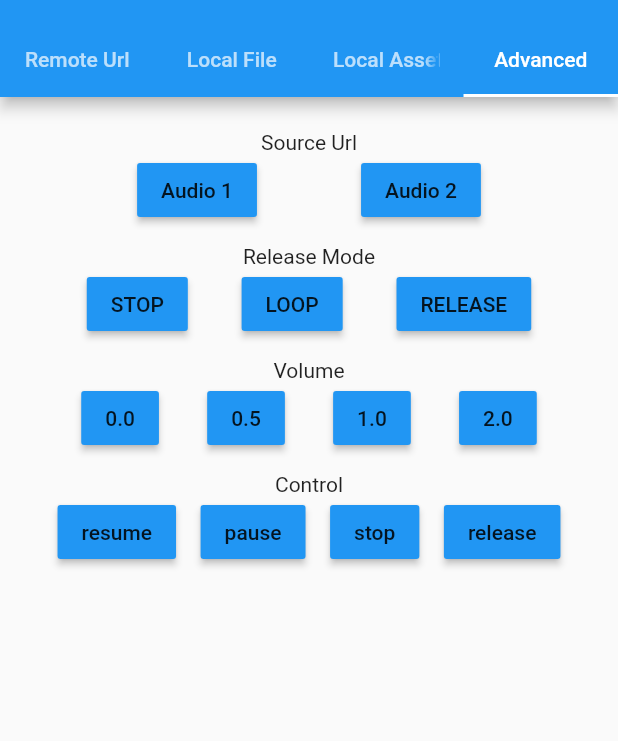
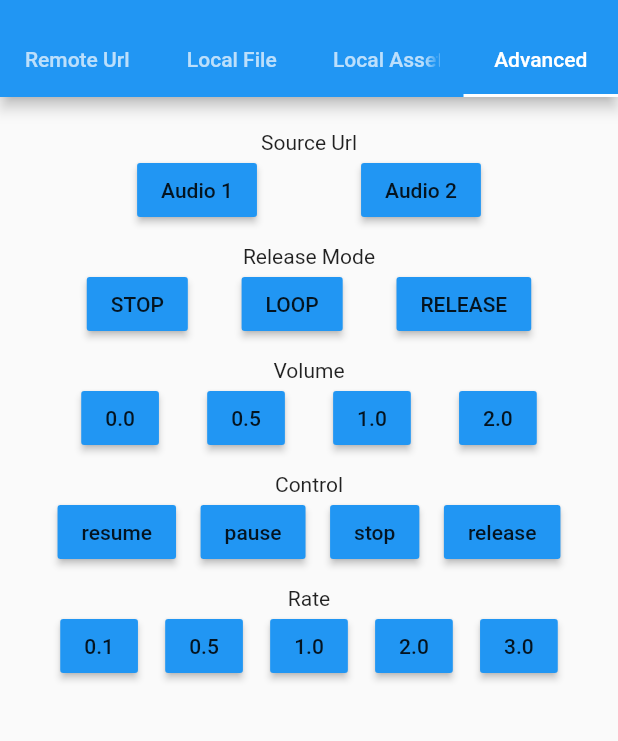
Before and after one commit to bluefireteam/audioplayers, a Flutter app: the screen it shows after launch, tab 4 chosen, on a phone screen of 412 x 824 dp, the part 59-800 px from its top. Run offline on Flutter 3.47's test engine with Material 2 defaults, Android fonts, the light colour scheme and no system bars.

Commit message:
Add play rate control feature and example

```diff
--- a/example/lib/main.dart
+++ b/example/lib/main.dart
@@ -127,6 +127,16 @@ class _ExampleAppState extends State<ExampleApp> {
           _btn('release', () => advancedPlayer.release()),
         ], mainAxisAlignment: MainAxisAlignment.spaceEvenly),
       ]),
+      new Column(children: [
+        Text('Rate'),
+        Row(children: [
+          _btn('0.1', () => advancedPlayer.setRate(0.1)),
+          _btn('0.5', () => advancedPlayer.setRate(0.5)),
+          _btn('1.0', () => advancedPlayer.setRate(1.0)),
+          _btn('2.0', () => advancedPlayer.setRate(2.0)),
+          _btn('3.0', () => advancedPlayer.setRate(3.0)),
+        ], mainAxisAlignment: MainAxisAlignment.spaceEvenly),
+      ]),
     ]);
   }
 
--- a/lib/audioplayers.dart
+++ b/lib/audioplayers.dart
@@ -104,10 +104,10 @@ class AudioPlayer {
 
   /// Play audio. Url can be a remote url (isLocal = false) or a local file system path (isLocal = true).
   Future<int> play(String url,
-      {bool isLocal: false, double volume: 1.0, Duration position: Duration.zero}) async {
+      {bool isLocal: false, double volume: 1.0, Duration position: Duration.zero, double rate: 1.0}) async {
     double positionInSeconds = position.inMicroseconds / Duration.microsecondsPerSecond;
     int result = await _invokeMethod(
-        'play', {'url': url, 'isLocal': isLocal, 'volume': volume, 'position': positionInSeconds});
+        'play', {'url': url, 'isLocal': isLocal, 'volume': volume, 'position': positionInSeconds, 'rate': rate});
 
     if (result == 1) {
       state = AudioPlayerState.PLAYING;
@@ -183,6 +183,11 @@ class AudioPlayer {
     return _invokeMethod('setUrl', {'url': url, 'isLocal': isLocal});
   }
 
+  /// Sets the play rate. rate value greater than 1.0 is faster and to slow playback use less than 1.0.
+  Future<int> setRate(double rate) {
+    return _invokeMethod('setRate', {'rate': rate});
+  }
+
   static void _log(String param) {
     if (logEnabled) {
       print(param);
```
Also changed, not shown: 6 other files.
